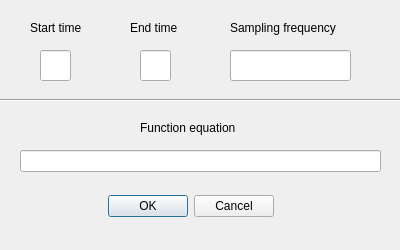
The window that NewSignalBox.ui (piotrlgol/Mechatronic-System-Identification) describes before a commit, drawn with Qt 5.
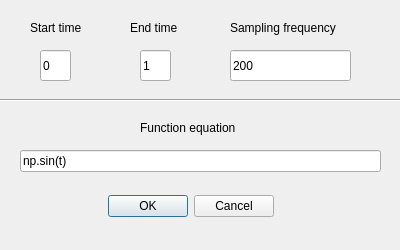
The same window after the commit.

```diff
--- a/NewSignalBox.ui
+++ b/NewSignalBox.ui
@@ -41,6 +41,9 @@
      <height>31</height>
     </rect>
    </property>
+   <property name="text">
+    <string>0</string>
+   </property>
   </widget>
   <widget class="QLineEdit" name="Equation">
    <property name="geometry">
@@ -51,6 +54,9 @@
      <height>22</height>
     </rect>
    </property>
+   <property name="text">
+    <string>np.sin(t)</string>
+   </property>
   </widget>
   <widget class="QLabel" name="StartLabel">
    <property name="geometry">
@@ -100,6 +106,9 @@
      <height>31</height>
     </rect>
    </property>
+   <property name="text">
+    <string>1</string>
+   </property>
   </widget>
   <widget class="QLabel" name="FsLabel">
    <property name="geometry">
@@ -123,6 +132,9 @@
      <height>31</height>
     </rect>
    </property>
+   <property name="text">
+    <string>200</string>
+   </property>
   </widget>
   <widget class="Line" name="line">
    <property name="geometry">
```
